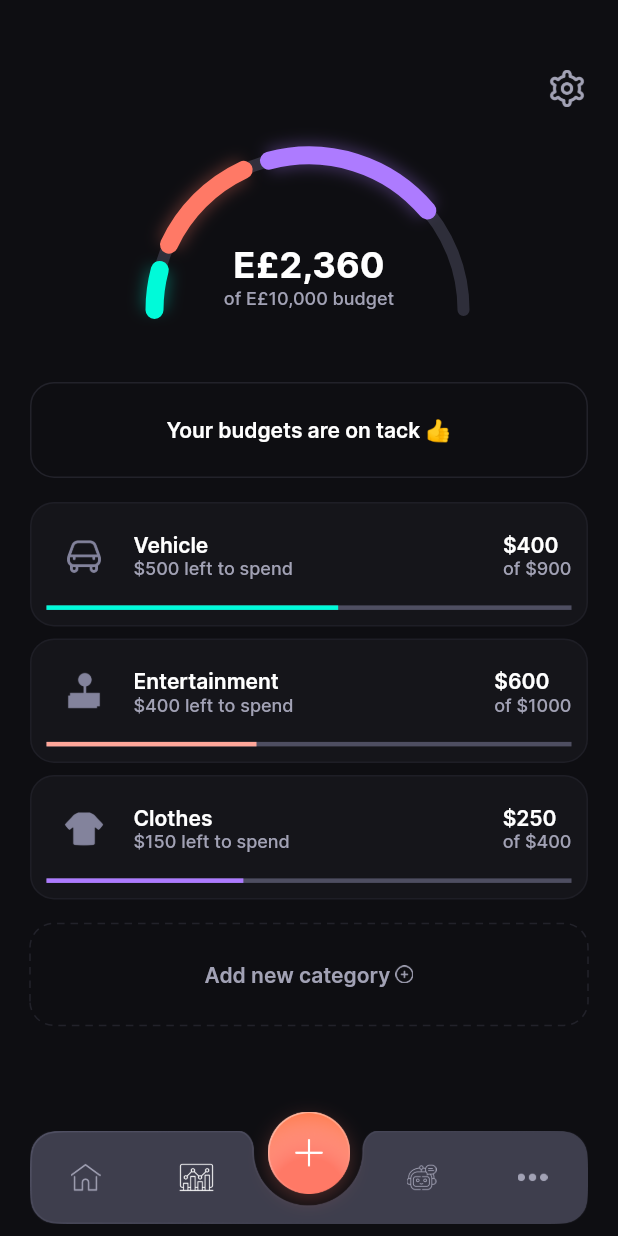
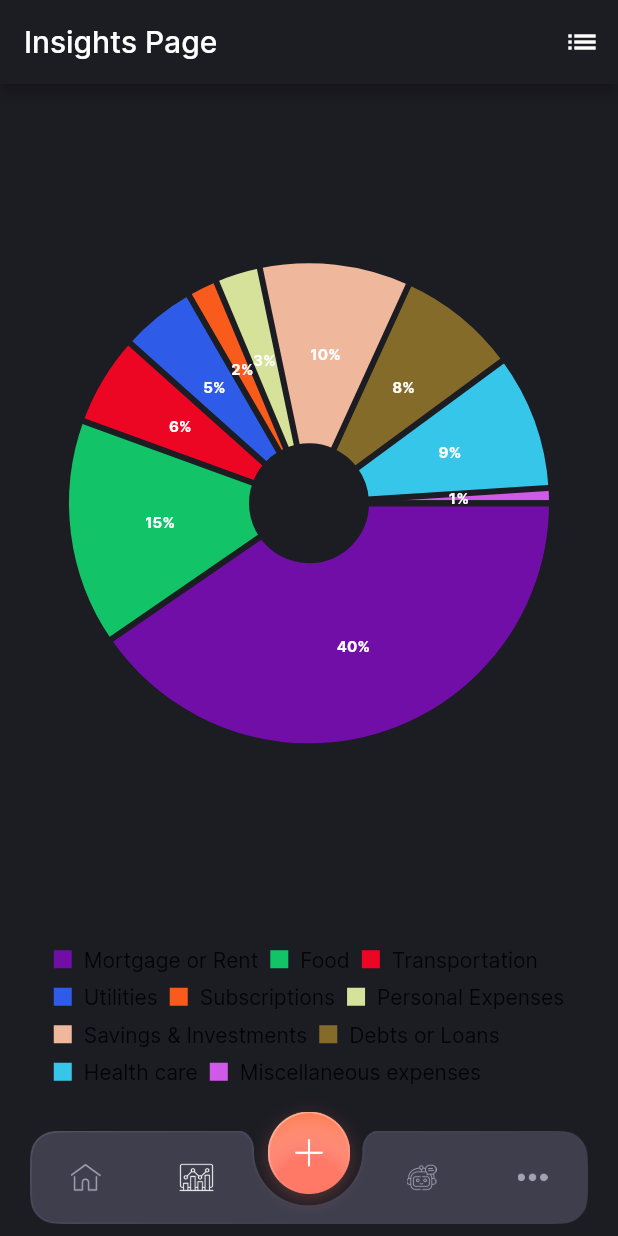
Before and after one commit to SHADIC20003/Econible-mob-app, a Flutter app: the screen it shows after launch, item 2 of the bottom bar chosen, on a phone screen of 412 x 824 dp. Run offline on Flutter 3.47's test engine with Material 3 defaults, Android fonts, the phone set to English and light mode, and no system bars; drawn by our look-alikes of dotted_border, fl_chart; our stand-ins replace carousel_slider, scrollable_positioned_list, sqflite; accounts and stored records are empty.

Commit message:
Necessary Modifications

```diff
--- a/lib/view/Expenses/add_expense.dart
+++ b/lib/view/Expenses/add_expense.dart
@@ -19,24 +19,16 @@ class _AddSubScriptionViewState extends State<AddSubScriptionView> {
   TextEditingController dateController = TextEditingController();
 
   List subArr = [
-    {"name": "Renting Expenses", "icon": "assets/img/rent.png"},
-    {"name": "Loans", "icon": "assets/img/loans1.png"},
-    {"name": "Electricity", "icon": "assets/img/electricity.png"},
-    {"name": "Water", "icon": "assets/img/water.png"},
-    {"name": "Gas", "icon": "assets/img/gas.png"},
-    {"name": "Insurance", "icon": "assets/img/insurance.png"},
-    {"name": "Internet Access", "icon": "assets/img/wifi.png"},
+    {"name": "Mortgage or Rent", "icon": "assets/img/rent.png"},
     {"name": "Food", "icon": "assets/img/food.png"},
-    {"name": "Vehicle", "icon": "assets/img/car.png"},
     {"name": "Transportation", "icon": "assets/img/transport.png"},
-    {"name": "Medical", "icon": "assets/img/medical.png"},
-    {"name": "Education", "icon": "assets/img/education.png"},
-    {"name": "Entertainment", "icon": "assets/img/entertainment1.png"},
-    {"name": "Clothes", "icon": "assets/img/clothes.png"},
-    {"name": "Savings", "icon": "assets/img/savings.png"},
-    {"name": "Software Subscriptions", "icon": "assets/img/subs.png"},
-    {"name": "Travels & Trips", "icon": "assets/img/trip.png"},
-    {"name": "Others", "icon": "assets/img/more.png"},
+    {"name": "Utilities", "icon": "assets/img/electricity.png"},
+    {"name": "Subscriptions", "icon": "assets/img/subs.png"},
+    {"name": "Personal Expenses", "icon": "assets/img/clothes.png"},
+    {"name": "Savings & Investments", "icon": "assets/img/savings.png"},
+    {"name": "Debts or Loans", "icon": "assets/img/loans1.png"},
+    {"name": "Health care", "icon": "assets/img/insurance.png"},
+    {"name": "Miscellaneous expenses", "icon": "assets/img/more.png"},
   ];
 
   double amountVal = 5;
@@ -179,9 +171,9 @@ class _AddSubScriptionViewState extends State<AddSubScriptionView> {
     // Wrap the TextFormField with a Theme widget
     data: ThemeData(
       // Customize the text theme to set the color of the selected date text
-      textTheme: TextTheme(
-        subtitle1: TextStyle(color: Colors.white), // Customize the color
-      ),
+      // textTheme: TextTheme(
+      //   subtitle1: TextStyle(color: Colors.white), // Customize the color
+      // ),
     ),
     child: TextFormField(
       controller: dateController,
--- a/lib/view/Expenses/set.dart
+++ b/lib/view/Expenses/set.dart
@@ -16,24 +16,16 @@ class _AddSubScriptionViewState extends State<AddSubScriptionView> {
   TextEditingController dateController = TextEditingController();
 
   List subArr = [
-    {"name": "Renting Expenses", "icon": "assets/img/rent.png"},
-    {"name": "Loans", "icon": "assets/img/loans1.png"},
-    {"name": "Electricity", "icon": "assets/img/electricity.png"},
-    {"name": "Water", "icon": "assets/img/water.png"},
-    {"name": "Gas", "icon": "assets/img/gas.png"},
-    {"name": "Insurance", "icon": "assets/img/insurance.png"},
-    {"name": "Internet Access", "icon": "assets/img/wifi.png"},
+   {"name": "Mortgage or Rent", "icon": "assets/img/rent.png"},
     {"name": "Food", "icon": "assets/img/food.png"},
-    {"name": "Vehicle", "icon": "assets/img/car.png"},
     {"name": "Transportation", "icon": "assets/img/transport.png"},
-    {"name": "Medical", "icon": "assets/img/medical.png"},
-    {"name": "Education", "icon": "assets/img/education.png"},
-    {"name": "Entertainment", "icon": "assets/img/entertainment1.png"},
-    {"name": "Clothes", "icon": "assets/img/clothes.png"},
-    {"name": "Savings", "icon": "assets/img/savings.png"},
-    {"name": "Software Subscriptions", "icon": "assets/img/subs.png"},
-    {"name": "Travels & Trips", "icon": "assets/img/trip.png"},
-    {"name": "Others", "icon": "assets/img/more.png"},
+    {"name": "Utilities", "icon": "assets/img/electricity.png"},
+    {"name": "Subscriptions", "icon": "assets/img/subs.png"},
+    {"name": "Personal Expenses", "icon": "assets/img/clothes.png"},
+    {"name": "Savings & Investments", "icon": "assets/img/savings.png"},
+    {"name": "Debts or Loans", "icon": "assets/img/loans1.png"},
+    {"name": "Health care", "icon": "assets/img/insurance.png"},
+    {"name": "Miscellaneous expenses", "icon": "assets/img/more.png"},
   ];
 
   double amountVal = 5;
@@ -171,9 +163,9 @@ class _AddSubScriptionViewState extends State<AddSubScriptionView> {
               ),
               child: Theme(
                 data: ThemeData(
-                  textTheme: TextTheme(
-                    subtitle1: TextStyle(color: Colors.white),
-                  ),
+                  // textTheme: TextTheme(
+                  //   subtitle1: TextStyle(color: Colors.white),
+                  // ),
                 ),
                 child: TextFormField(
                   controller: dateController,
--- /dev/null
+++ b/lib/view/Insights_Page/spending_budgets_view.dart
@@ -0,0 +1,186 @@
+import 'package:flutter/material.dart';
+import 'package:fl_chart/fl_chart.dart';
+import 'dart:math';
+import 'package:trackizer/common/color_extension.dart';
+
+class SpendingBudgetsView extends StatefulWidget {
+  @override
+  _SpendingBudgetsViewState createState() => _SpendingBudgetsViewState();
+}
+
+class _SpendingBudgetsViewState extends State<SpendingBudgetsView> {
+  final List<Map<String, dynamic>> budgetCategories = [
+    {"name": "Mortgage or Rent", "icon": "assets/img/rent.png", "priority": "medium", "percentage": 40.0},
+    {"name": "Food", "icon": "assets/img/food.png", "priority": "high", "percentage": 15.0},
+    {"name": "Transportation", "icon": "assets/img/transport.png", "priority": "medium", "percentage": 6.0},
+    {"name": "Utilities", "icon": "assets/img/electricity.png", "priority": "medium", "percentage": 5.0},
+    {"name": "Subscriptions", "icon": "assets/img/subs.png", "priority": "medium", "percentage": 2.0},
+    {"name": "Personal Expenses", "icon": "assets/img/clothes.png", "priority": "low", "percentage": 3.0},
+    {"name": "Savings & Investments", "icon": "assets/img/savings.png", "priority": "high", "percentage": 10.0},
+    {"name": "Debts or Loans", "icon": "assets/img/loans1.png", "priority": "medium", "percentage": 8.0},
+    {"name": "Health care", "icon": "assets/img/medical.png", "priority": "high", "percentage": 9.0},
+    {"name": "Miscellaneous expenses", "icon": "assets/img/more.png", "priority": "low", "percentage": 1.0},
+  ];
+
+  final Random _random = Random();
+  bool _showPieChart = true;
+  final List<Color> _categoryColors = [];
+
+  @override
+  void initState() {
+    super.initState();
+    _generateCategoryColors();
+  }
+
+  void _generateCategoryColors() {
+    for (var i = 0; i < budgetCategories.length; i++) {
+      _categoryColors.add(Color(_random.nextInt(0xFFFFFF)).withOpacity(1.0));
+    }
+  }
+
+  void _toggleView() {
+    setState(() {
+      _showPieChart = !_showPieChart;
+    });
+  }
+
+  @override
+  Widget build(BuildContext context) {
+    return Scaffold(
+      backgroundColor: TColor.gray80,
+      appBar: AppBar(
+        title: Text('Insights Page') , backgroundColor: TColor.gray80,
+        actions: [
+          IconButton(
+            icon: Icon(_showPieChart ? Icons.list : Icons.pie_chart),
+            onPressed: _toggleView,
+          ),
+        ],
+      ),
+      body: Padding(
+        padding: const EdgeInsets.only(bottom: 85.0),
+        child: _showPieChart ? _buildPieChartPage() : _buildCategoriesPage(),
+      ),
+    );
+  }
+
+  Widget _buildPieChartPage() {
+    return Column(
+      children: [
+        Expanded(
+          child: Center(
+            child: Padding(
+              padding: const EdgeInsets.all(16.0),
+              child: PieChart(
+                PieChartData(
+                  sections: List.generate(
+                    budgetCategories.length,
+                    (index) {
+                      final category = budgetCategories[index];
+                      return PieChartSectionData(
+                        value: category['percentage'],
+                        title: '${category['percentage'].toStringAsFixed(0)}%',
+                        color: _categoryColors[index],
+                        radius: 120,
+                        titleStyle: TextStyle(
+                          fontSize: 10,
+                          fontWeight: FontWeight.bold,
+                          color: Colors.white,
+                        ),
+                      );
+                    },
+                  ),
+                  sectionsSpace: 4,
+                  centerSpaceRadius: 40,
+                  borderData: FlBorderData(show: false),
+                  pieTouchData: PieTouchData(enabled: true),
+                ),
+              ),
+            ),
+          ),
+        ),
+        Padding(
+          padding: const EdgeInsets.all(16.0),
+          child: Wrap(
+            spacing: 8.0,
+            runSpacing: 8.0,
+            children: List.generate(
+              budgetCategories.length,
+              (index) {
+                final category = budgetCategories[index];
+                return Row(
+                  mainAxisSize: MainAxisSize.min,
+                  children: [
+                    Container(
+                      width: 12,
+                      height: 12,
+                      color: _categoryColors[index],
+                    ),
+                    SizedBox(width: 8.0),
+                    Text(category['name']),
+                  ],
+                );
+              },
+            ),
+          ),
+        ),
+      ],
+    );
+  }
+
+  Widget _buildCategoriesPage() {
+    return ListView.builder(
+      padding: const EdgeInsets.all(16.0),
+      itemCount: budgetCategories.length,
+      itemBuilder: (context, index) {
+        final category = budgetCategories[index];
+        return ListTile(
+          leading: Container(
+            width: 12,
+            height: 12,
+            color: _categoryColors[index],
+          ),
+          title: Text(
+            category['name'],
+            style: TextStyle(fontSize: 14),
+          ),
+          subtitle: Text(
+            'Priority: ${category['priority'].toUpperCase()} | ${category['percentage'].toStringAsFixed(0)}%',
+            style: TextStyle(fontSize: 12),
+          ),
+        );
+      },
+    );
+  }
+
+  Color _getPriorityColor(String priority) {
+    switch (priority) {
+      case 'low':
+        return Colors.orange;
+      case 'medium':
+        return Colors.yellow;
+      case 'high':
+        return Colors.green;
+      default:
+        return Colors.grey;
+    }
+  }
+
+  Future<void> _fetchDynamicData() async {
+    // Implement your data fetching logic here
+  }
+
+  void _updateBudgetCategories(List<Map<String, dynamic>> newCategories) {
+    setState(() {
+      budgetCategories.clear();
+      budgetCategories.addAll(newCategories);
+      _generateCategoryColors();
+    });
+  }
+}
+
+void main() {
+  runApp(MaterialApp(
+    home: SpendingBudgetsView(),
+  ));
+}
--- a/lib/view/more_options/charity.dart
+++ b/lib/view/more_options/charity.dart
@@ -1,5 +1,6 @@
 import 'package:flutter/material.dart';
 import 'package:url_launcher/url_launcher.dart'; // Import url_launcher
+import 'package:trackizer/common/color_extension.dart';
 
 class CharityOrganizationsPage extends StatelessWidget {
   const CharityOrganizationsPage({Key? key}) : super(key: key);
@@ -7,6 +8,7 @@ class CharityOrganizationsPage extends StatelessWidget {
   @override
   Widget build(BuildContext context) {
     return Scaffold(
+      backgroundColor: TColor.gray70,
       appBar: AppBar(
         title: Text('Charity Organizations'),
         backgroundColor: Colors.black,
--- a/lib/view/more_options/education.dart
+++ b/lib/view/more_options/education.dart
@@ -1,5 +1,6 @@
 import 'package:flutter/material.dart';
 import 'package:url_launcher/url_launcher.dart'; // Import url_launcher
+import 'package:trackizer/common/color_extension.dart';
 
 
 class FinanceEducationPage extends StatelessWidget {
@@ -8,8 +9,9 @@ class FinanceEducationPage extends StatelessWidget {
   @override
   Widget build(BuildContext context) {
     return Scaffold(
+      backgroundColor: TColor.gray50,
       appBar: AppBar(
-        title: Text('Finance Education'),
+        title: Text('Finance Education') , backgroundColor: TColor.gray80,
       ),
       body: SingleChildScrollView(
         padding: EdgeInsets.all(16.0),
--- a/lib/view/more_options/more.dart
+++ b/lib/view/more_options/more.dart
@@ -1,6 +1,7 @@
 import 'package:flutter/material.dart';
 import 'package:trackizer/view/more_options/charity.dart';
 import 'package:trackizer/view/more_options/education.dart'; // Import the FinanceEducationPage
+import 'package:trackizer/common/color_extension.dart';
 
 class MoreOptionsPage extends StatelessWidget {
   const MoreOptionsPage({Key? key}) : super(key: key);
@@ -8,6 +9,7 @@ class MoreOptionsPage extends StatelessWidget {
   @override
   Widget build(BuildContext context) {
     return Scaffold(
+            backgroundColor: TColor.gray70,
       appBar: AppBar(
         title: Text('More Options'),
         backgroundColor: Colors.black,
--- a/lib/view/spending_budgets/spending_budgets_view.dart
+++ /dev/null
@@ -1,203 +0,0 @@
-import 'package:dotted_border/dotted_border.dart';
-import 'package:flutter/material.dart';
-import 'package:trackizer/common/color_extension.dart';
-import 'package:trackizer/common_widget/budgets_row.dart';
-import 'package:trackizer/common_widget/custom_arc_180_painter.dart';
-
-import '../settings/settings_view.dart';
-
-class SpendingBudgetsView extends StatefulWidget {
-  const SpendingBudgetsView({super.key});
-
-  @override
-  State<SpendingBudgetsView> createState() => _SpendingBudgetsViewState();
-}
-
-class _SpendingBudgetsViewState extends State<SpendingBudgetsView> {
-  List budgetArr = [
-    {
-      "name": "Vehicle",
-      "icon": "assets/img/auto_&_transport.png",
-      "spend_amount": "400",
-      "total_budget": "900",
-      "left_amount": "500",
-      "color": TColor.secondaryG
-    },
-    {
-      "name": "Entertainment",
-      "icon": "assets/img/entertainment1.png",
-      "spend_amount": "600",
-      "total_budget": "1000",
-      "left_amount": "400",
-      "color": TColor.secondary50
-    },
-    {
-      "name": "Clothes",
-      "icon": "assets/img/clothes.png",
-      "spend_amount": "250",
-      "total_budget": "400",
-      "left_amount": "150",
-      "color": TColor.primary10
-    },
-  ];
-
-  @override
-  Widget build(BuildContext context) {
-    var media = MediaQuery.sizeOf(context);
-    return Scaffold(
-      backgroundColor: TColor.gray,
-      body: SingleChildScrollView(
-        child: Column(
-          children: [
-            Padding(
-              padding: const EdgeInsets.only(top: 35, right: 10),
-              child: Row(
-                children: [
-                  const Spacer(),
-                  IconButton(
-                      onPressed: () {
-                        Navigator.push(
-                            context,
-                            MaterialPageRoute(
-                                builder: (context) => const SettingsView()));
-                      },
-                      icon: Image.asset("assets/img/settings.png",
-                          width: 25, height: 25, color: TColor.gray30))
-                ],
-              ),
-            ),
-            Stack(
-              alignment: Alignment.bottomCenter,
-              children: [
-                SizedBox(
-                  width: media.width * 0.5,
-                  height: media.width * 0.30,
-                  child: CustomPaint(
-                    painter: CustomArc180Painter(
-                      drwArcs: [
-                        ArcValueModel(color: TColor.secondaryG, value: 20),
-                        ArcValueModel(color: TColor.secondary, value: 45),
-                        ArcValueModel(color: TColor.primary10, value: 70),
-                      ],
-                      end: 50,
-                      width: 12,
-                      bgWidth: 8,
-                    ),
-                  ),
-                ),
-                Column(
-                  children: [
-                    Text(
-                      "\E£2,360",
-                      style: TextStyle(
-                          color: TColor.white,
-                          fontSize: 24,
-                          fontWeight: FontWeight.w700),
-                    ),
-                    Text(
-                      "of \E£10,000 budget",
-                      style: TextStyle(
-                          color: TColor.gray30,
-                          fontSize: 12,
-                          fontWeight: FontWeight.w500),
-                    ),
-                  ],
-                )
-              ],
-            ),
-            const SizedBox(
-              height: 40,
-            ),
-            Padding(
-              padding: const EdgeInsets.symmetric(horizontal: 20, vertical: 8),
-              child: InkWell(
-                borderRadius: BorderRadius.circular(16),
-                onTap: () {},
-                child: Container(
-                  height: 64,
-                  padding: const EdgeInsets.all(10),
-                  decoration: BoxDecoration(
-                    border: Border.all(
-                      color: TColor.border.withOpacity(0.1),
-                    ),
-                    borderRadius: BorderRadius.circular(16),
-                  ),
-                  alignment: Alignment.center,
-                  child: Row(
-                    mainAxisAlignment: MainAxisAlignment.center,
-                    children: [
-                      Text(
-                        "Your budgets are on tack 👍",
-                        style: TextStyle(
-                            color: TColor.white,
-                            fontSize: 14,
-                            fontWeight: FontWeight.w600),
-                      ),
-                    ],
-                  ),
-                ),
-              ),
-            ),
-            ListView.builder(
-                padding:
-                    const EdgeInsets.symmetric(horizontal: 20, vertical: 8),
-                physics: const NeverScrollableScrollPhysics(),
-                shrinkWrap: true,
-                itemCount: budgetArr.length,
-                itemBuilder: (context, index) {
-                  var bObj = budgetArr[index] as Map? ?? {};
-
-                  return BudgetsRow(
-                    bObj: bObj,
-                    onPressed: () {},
-                  );
-                }),
-            Padding(
-              padding: const EdgeInsets.symmetric(horizontal: 20, vertical: 0),
-              child: InkWell(
-                borderRadius: BorderRadius.circular(16),
-                onTap: () {},
-                child: DottedBorder(
-                  dashPattern: const [5, 4],
-                  strokeWidth: 1,
-                  borderType: BorderType.RRect,
-                  radius: const Radius.circular(16),
-                  color: TColor.border.withOpacity(0.1),
-                  child: Container(
-                    height: 64,
-                    padding: const EdgeInsets.all(10),
-                    decoration: BoxDecoration(
-                      borderRadius: BorderRadius.circular(16),
-                    ),
-                    alignment: Alignment.center,
-                    child: Row(
-                      mainAxisAlignment: MainAxisAlignment.center,
-                      children: [
-                        Text(
-                          "Add new category ",
-                          style: TextStyle(
-                              color: TColor.gray30,
-                              fontSize: 14,
-                              fontWeight: FontWeight.w600),
-                        ),
-                        Image.asset(
-                          "assets/img/add.png",
-                          width: 12,
-                          height: 12,
-                          color: TColor.gray30,
-                        )
-                      ],
-                    ),
-                  ),
-                ),
-              ),
-            ),
-            const SizedBox(
-              height: 110,
-            ),
-          ],
-        ),
-      ),
-    );
-  }
-}
```
Also changed, not shown: lib/view/calender/chatgbt.dart (+82 -32 lines), lib/view/main_tab/main_tab_view.dart (+3 -4 lines), dev_lib/calendar_agenda/pubspec.lock, dev_lib/card_swiper/pubspec.lock, pubspec.lock, pubspec.yaml (line endings or trailing spaces).
